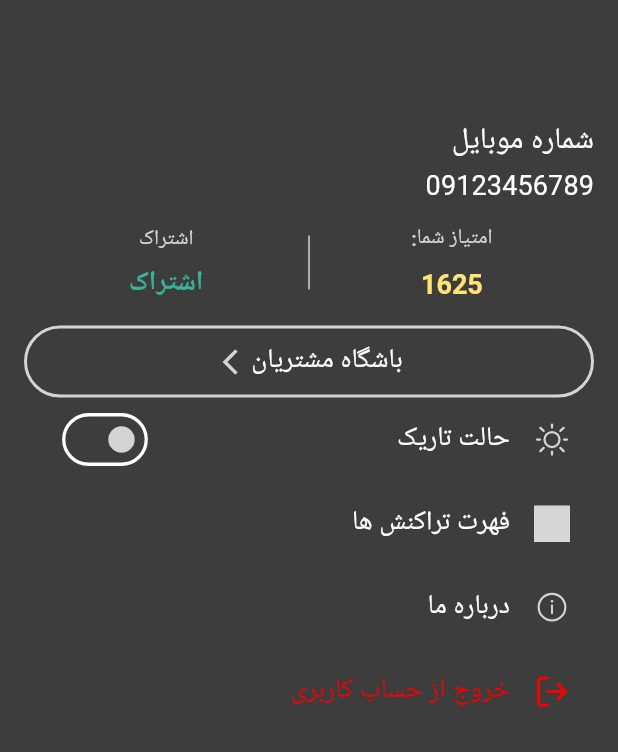
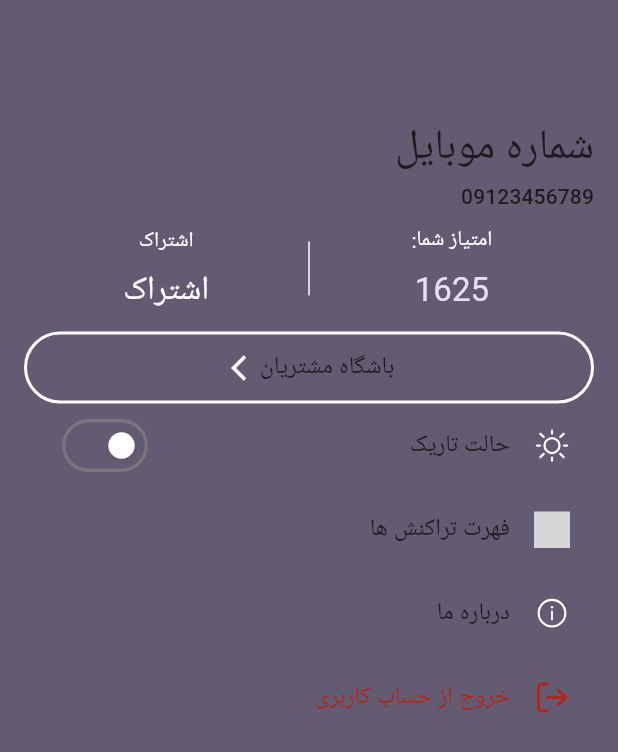
Before and after one commit to AmirhosseinSoleimani/super_app_behpardaz, a Flutter app: the DrawerWidget widget shown alone on an empty page, opened directly, on a phone screen of 412 x 824 dp. Shown: the top 752 px of the screen. Run offline on Flutter 3.47's test engine with Material 3 defaults, Android fonts, the phone set to English and light mode, and no system bars; our stand-ins replace flutter_riverpod, flutter_spinkit, flutter_svg, smooth_page_indicator; Roboto replaces fonts that are missing (iransans_en); grey boxes are pictures that could not be loaded.

Commit message:
add theme_provider

```diff
--- a/lib/main.dart
+++ b/lib/main.dart
@@ -1,6 +1,7 @@
 import 'package:flutter/material.dart';
+import 'package:flutter_riverpod/flutter_riverpod.dart';
 import 'package:super_app_behpardaz/src/app/my_app.dart';
 
 void main() {
-  runApp(const MyApp());
+  runApp(const ProviderScope(child: MyApp()));
 }
--- a/lib/src/features/home/presentation/widgets/drawer_widget.dart
+++ b/lib/src/features/home/presentation/widgets/drawer_widget.dart
@@ -1,16 +1,23 @@
 import 'package:flutter/material.dart';
+import 'package:flutter_riverpod/flutter_riverpod.dart';
 import 'package:super_app_behpardaz/src/shared/resources/assets_manager.dart';
 import 'package:super_app_behpardaz/src/shared/resources/value_manager.dart';
+import 'package:super_app_behpardaz/src/shared/theme/provider/theme_controller.dart';
+import 'package:super_app_behpardaz/src/shared/theme/provider/theme_provider.dart';
 import 'package:super_app_behpardaz/src/shared/ui_kit/inkwell_button/inkwell_button.dart';
 import 'package:super_app_behpardaz/src/shared/ui_kit/svg_widget/svg_widget.dart';
 
-class DrawerWidget extends StatelessWidget {
+class DrawerWidget extends ConsumerWidget {
   const DrawerWidget({super.key});
 
   @override
-  Widget build(BuildContext context) {
+  Widget build(BuildContext context, WidgetRef ref) {
+    final themeState = ref.watch(themeControllerProvider);
     return Container(
-      color: Theme.of(context).colorScheme.secondary,
+      color: Theme
+          .of(context)
+          .colorScheme
+          .secondary,
       child: Padding(
         padding: const EdgeInsets.all(AppPadding.p16),
         child: Column(
@@ -20,7 +27,10 @@ class DrawerWidget extends StatelessWidget {
               alignment: AlignmentDirectional.centerStart,
               child: Text(
                 'شماره موبایل',
-                style: Theme.of(context).textTheme.headlineMedium,
+                style: Theme
+                    .of(context)
+                    .textTheme
+                    .headlineMedium,
               ),
             ),
             Space.h4,
@@ -28,7 +38,10 @@ class DrawerWidget extends StatelessWidget {
               alignment: AlignmentDirectional.centerStart,
               child: Text(
                 '09123456789',
-                style: Theme.of(context).textTheme.titleSmall,
+                style: Theme
+                    .of(context)
+                    .textTheme
+                    .titleSmall,
               ),
             ),
             Space.h8,
@@ -41,16 +54,34 @@ class DrawerWidget extends StatelessWidget {
                       child: Column(
                         mainAxisAlignment: MainAxisAlignment.center,
                         children: [
-                          Text('امتیاز شما:',style: Theme.of(context).textTheme.bodyMedium?.copyWith(color: Theme.of(context).colorScheme.onSecondary)),
+                          Text('امتیاز شما:', style: Theme
+                              .of(context)
+                              .textTheme
+                              .bodyMedium
+                              ?.copyWith(color: Theme
+                              .of(context)
+                              .colorScheme
+                              .onSecondary)),
                           Space.h8,
-                          Text('1625',style: Theme.of(context).textTheme.titleLarge?.copyWith(color: Theme.of(context).colorScheme.secondaryContainer))
+                          Text('1625', style: Theme
+                              .of(context)
+                              .textTheme
+                              .titleLarge
+                              ?.copyWith(color: Theme
+                              .of(context)
+                              .colorScheme
+                              .secondaryContainer))
                         ],
                       )),
                   Padding(
-                    padding: const EdgeInsets.symmetric(vertical: AppPadding.p12),
+                    padding: const EdgeInsets.symmetric(
+                        vertical: AppPadding.p12),
                     child: VerticalDivider(
                       thickness: AppSize.s1,
-                      color: Theme.of(context).colorScheme.onSecondary,
+                      color: Theme
+                          .of(context)
+                          .colorScheme
+                          .onSecondary,
                       width: AppSize.s1,
                     ),
                   ),
@@ -58,28 +89,54 @@ class DrawerWidget extends StatelessWidget {
                       child: Column(
                         mainAxisAlignment: MainAxisAlignment.center,
                         children: [
-                          Text('اشتراک',style: Theme.of(context).textTheme.bodyMedium?.copyWith(color: Theme.of(context).colorScheme.onSecondary)),
+                          Text('اشتراک', style: Theme
+                              .of(context)
+                              .textTheme
+                              .bodyMedium
+                              ?.copyWith(color: Theme
+                              .of(context)
+                              .colorScheme
+                              .onSecondary)),
                           Space.h8,
-                          Text('اشتراک',style: Theme.of(context).textTheme.titleLarge?.copyWith(color: Theme.of(context).colorScheme.onPrimary)),
-                    ],
-                  )),
+                          Text('اشتراک', style: Theme
+                              .of(context)
+                              .textTheme
+                              .titleLarge
+                              ?.copyWith(color: Theme
+                              .of(context)
+                              .colorScheme
+                              .onPrimary)),
+                        ],
+                      )),
                 ],
               ),
             ),
             Space.h12,
             InkwellButton(
               onTap: () {},
-              backgroundColor: Theme.of(context).colorScheme.secondary,
-              borderColor: Theme.of(context).colorScheme.onSecondary,
+              backgroundColor: Theme
+                  .of(context)
+                  .colorScheme
+                  .secondary,
+              borderColor: Theme
+                  .of(context)
+                  .colorScheme
+                  .onSecondary,
               borderRadius: AppSize.s28,
               child: Row(
                 children: [
                   Text(
                     'باشگاه مشتریان',
-                    style: Theme.of(context).textTheme.titleMedium,
+                    style: Theme
+                        .of(context)
+                        .textTheme
+                        .titleMedium,
                   ),
                   Space.w4,
-                  Icon(IconManager.arrowForward, color: Theme.of(context).colorScheme.onSecondary, size: AppSize.s20,)
+                  Icon(IconManager.arrowForward, color: Theme
+                      .of(context)
+                      .colorScheme
+                      .onSecondary, size: AppSize.s20,)
                 ],
               ),
             ),
@@ -87,16 +144,58 @@ class DrawerWidget extends StatelessWidget {
               child: ListView(
                 children: <Widget>[
                   ListTile(
-                    title: Text('حالت تاریک', style: Theme.of(context).textTheme.titleMedium),
-                    leading: SVGWidget(svgPath: SvgManager.sun, color: Theme.of(context).colorScheme.onSecondary, size: AppSize.s24,),
+                    title: Text('حالت تاریک', style: Theme
+                        .of(context)
+                        .textTheme
+                        .titleMedium),
+                    leading: AnimatedSwitcher(
+                        duration: DurationConstant.d300,
+                        child: themeState.maybeWhen(
+                            data: (theme) =>
+                            theme.appTheme == AppTheme.light
+                                ? SVGWidget(svgPath: SvgManager.sun,
+                              color: Theme
+                                  .of(context)
+                                  .colorScheme
+                                  .onSecondary,
+                              size: AppSize.s24,) :
+                            SVGWidget(svgPath: SvgManager.moon, color: Theme.of(context).colorScheme.onSecondary, size: AppSize.s24,),
+                            orElse: () =>
+                                SVGWidget(svgPath: SvgManager.brightnessAuto,
+                                  color: Theme
+                                      .of(context)
+                                      .colorScheme
+                                      .onSecondary,
+                                  size: AppSize.s24,))),
                     trailing: Transform.scale(
                       scale: 1.1,
                       child: Switch(
-                        value: false,
-                        inactiveThumbColor: Theme.of(context).colorScheme.onSecondary,
-                        inactiveTrackColor: Theme.of(context).colorScheme.secondary,
-                        activeColor: Theme.of(context).colorScheme.onPrimary,
-                        onChanged: (value) {},
+                        value: themeState.maybeWhen(
+                          data: (theme) => theme.appTheme == AppTheme.dark,
+                          orElse: () => false,
+                        ),
+                        inactiveThumbColor: Theme
+                            .of(context)
+                            .colorScheme
+                            .onSecondary,
+                        inactiveTrackColor: Theme
+                            .of(context)
+                            .colorScheme
+                            .secondary,
+                        activeColor: Theme
+                            .of(context)
+                            .colorScheme
+                            .onPrimary,
+                        onChanged: (value) {
+                          ref.read(themeControllerProvider.notifier)
+                              .toggleTheme(
+                              themeState.maybeWhen(
+                                  data: (theme) =>
+                                  theme.appTheme == AppTheme.light ? AppTheme
+                                      .dark : AppTheme.light,
+                                  orElse: () => AppTheme.light
+                              ));
+                        },
                       ),
                     ),
                     onTap: () {
@@ -104,22 +203,44 @@ class DrawerWidget extends StatelessWidget {
                     },
                   ),
                   ListTile(
-                    title: Text('فهرت تراکنش ها', style: Theme.of(context).textTheme.titleMedium),
-                    leading: SVGWidget(svgPath: SvgManager.history, color: Theme.of(context).colorScheme.onSecondary, size: AppSize.s24,),
+                    title: Text('فهرت تراکنش ها', style: Theme
+                        .of(context)
+                        .textTheme
+                        .titleMedium),
+                    leading: SVGWidget(svgPath: SvgManager.history, color: Theme
+                        .of(context)
+                        .colorScheme
+                        .onSecondary, size: AppSize.s24,),
                     onTap: () {
                       // Handle item tap
                     },
                   ),
                   ListTile(
-                    title: Text('درباره ما', style: Theme.of(context).textTheme.titleMedium),
-                    leading: SVGWidget(svgPath: SvgManager.info, color: Theme.of(context).colorScheme.onSecondary, size: AppSize.s24,),
+                    title: Text('درباره ما', style: Theme
+                        .of(context)
+                        .textTheme
+                        .titleMedium),
+                    leading: SVGWidget(svgPath: SvgManager.info, color: Theme
+                        .of(context)
+                        .colorScheme
+                        .onSecondary, size: AppSize.s24,),
                     onTap: () {
                       // Handle item tap
                     },
                   ),
                   ListTile(
-                    title: Text('خروج از حساب کاربری', style: Theme.of(context).textTheme.titleMedium?.copyWith(color: Theme.of(context).colorScheme.error)),
-                    leading: SVGWidget(svgPath: SvgManager.logOut, color: Theme.of(context).colorScheme.error, size: AppSize.s24,),
+                    title: Text('خروج از حساب کاربری', style: Theme
+                        .of(context)
+                        .textTheme
+                        .titleMedium
+                        ?.copyWith(color: Theme
+                        .of(context)
+                        .colorScheme
+                        .error)),
+                    leading: SVGWidget(svgPath: SvgManager.logOut, color: Theme
+                        .of(context)
+                        .colorScheme
+                        .error, size: AppSize.s24,),
                     onTap: () {
                       // Handle item tap
                     },
--- a/lib/src/shared/resources/assets_manager.dart
+++ b/lib/src/shared/resources/assets_manager.dart
@@ -22,6 +22,7 @@ class IconManager {
 class SvgManager {
   static const String sun = 'assets/svg/sun.svg';
   static const String moon = 'assets/svg/moon.svg';
+  static const String brightnessAuto = 'assets/svg/brightness-auto.svg';
   static const String info = 'assets/svg/info.svg';
   static const String history = 'assets/svg/history.svg';
   static const String logOut = 'assets/svg/log-out.svg';
```
Also changed, not shown: lib/src/app/my_app.dart (+13 -7 lines), lib/src/shared/theme/provider/theme_controller.dart (added, +77 -0 lines), lib/src/shared/theme/provider/theme_provider.dart (added, +9 -0 lines), lib/src/shared/theme/provider/theme_state.dart (added, +11 -0 lines), pubspec.yaml (+7 -6 lines), assets/svg/brightness-auto.svg (added), pubspec.lock, 1 other file.
